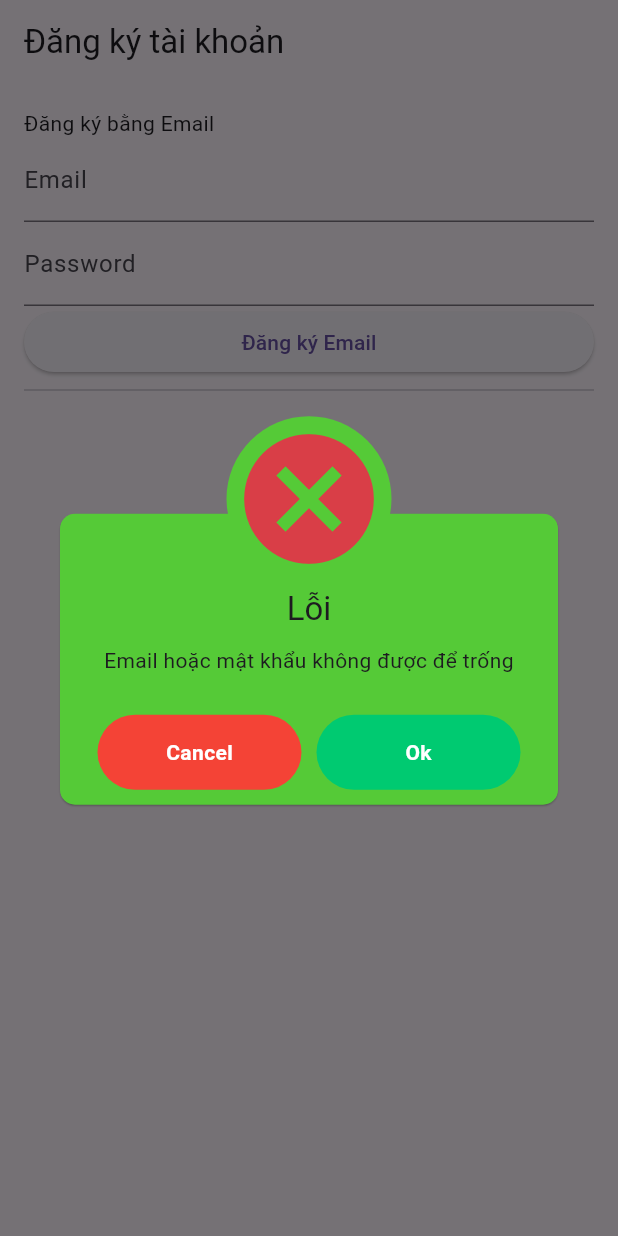
After one commit to Vuongquangvinh/gym-management, a Flutter app: the screen it shows after launch, after a tap on "Đăng ký Email", on a phone screen of 412 x 824 dp. The commit adds this screen. Run offline on Flutter 3.47's test engine with Material 3 defaults, Android fonts, the light colour scheme and no system bars; our stand-ins replace awesome_dialog, firebase_auth, firebase_core, logger; accounts and stored records are empty.

Commit message:
cấu trúc flutter

```diff
--- /dev/null
+++ b/frontend_flutter/lib/features/auth/providers/auth_provider.dart
@@ -0,0 +1,68 @@
+import 'package:flutter/material.dart';
+import 'package:firebase_auth/firebase_auth.dart';
+
+class AuthProvider with ChangeNotifier {
+  final FirebaseAuth _auth = FirebaseAuth.instance;
+  String? _verificationId;
+
+  // Đăng ký bằng email & password
+  Future<String?> registerWithEmail(String email, String password) async {
+    if (email.isEmpty || password.isEmpty) {
+      return 'Email hoặc mật khẩu không được để trống';
+    }
+    // Kiểm tra định dạng email bằng regex
+
+    // Kiểm tra độ dài mật khẩu
+    const int minPasswordLength = 6;
+    if (password.length < minPasswordLength) {
+      return 'Mật khẩu phải từ $minPasswordLength ký tự trở lên';
+    }
+    try {
+      await _auth.createUserWithEmailAndPassword(
+        email: email,
+        password: password,
+      );
+      return null; // null nghĩa là thành công
+    } catch (e) {
+      return 'Lỗi đăng ký: $e';
+    }
+  }
+
+  // Đăng ký bằng số điện thoại
+  Future<void> registerWithPhone(
+    String phoneNumber,
+    Function(String) codeSentCallback,
+  ) async {
+    await _auth.verifyPhoneNumber(
+      phoneNumber: phoneNumber,
+      verificationCompleted: (PhoneAuthCredential credential) async {
+        await _auth.signInWithCredential(credential);
+      },
+      verificationFailed: (FirebaseAuthException e) {
+        debugPrint('Phone verification failed: $e');
+      },
+      codeSent: (String verificationId, int? resendToken) {
+        _verificationId = verificationId;
+        codeSentCallback(verificationId);
+      },
+      codeAutoRetrievalTimeout: (String verificationId) {
+        _verificationId = verificationId;
+      },
+    );
+  }
+
+  // Xác thực OTP
+  Future<UserCredential?> verifyOTP(String smsCode) async {
+    if (_verificationId == null) return null;
+    try {
+      final credential = PhoneAuthProvider.credential(
+        verificationId: _verificationId!,
+        smsCode: smsCode,
+      );
+      return await _auth.signInWithCredential(credential);
+    } catch (e) {
+      debugPrint('OTP error: $e');
+      return null;
+    }
+  }
+}
--- /dev/null
+++ b/frontend_flutter/lib/features/auth/screens/register_screen.dart
@@ -0,0 +1,92 @@
+import 'package:flutter/material.dart';
+import 'package:provider/provider.dart';
+import '../providers/auth_provider.dart';
+import 'package:awesome_dialog/awesome_dialog.dart';
+import "package:frontend_flutter/shared/widgets/toasts.dart";
+import 'package:logger/logger.dart';
+
+var logger = Logger();
+
+class RegisterScreen extends StatefulWidget {
+  @override
+  State<RegisterScreen> createState() => _RegisterScreenState();
+}
+
+class _RegisterScreenState extends State<RegisterScreen> {
+  final TextEditingController _emailController = TextEditingController();
+  final TextEditingController _passwordController = TextEditingController();
+
+  void _registerEmail() async {
+    final authProvider = Provider.of<AuthProvider>(context, listen: false);
+    final error = await authProvider.registerWithEmail(
+      _emailController.text.trim(),
+      _passwordController.text.trim(),
+    );
+    if (!mounted) return;
+    if (error == null) {
+      showToastDialog(
+        context: context,
+        title: 'Thành công',
+        desc: 'Đăng ký thành công!',
+        dialogType: DialogType.success,
+        backgroundColor: const Color.fromARGB(255, 85, 202, 55),
+        width: 500,
+      );
+    } else {
+      // Ví dụ về cách gọi hàm để hiển thị cả nút OK và Cancel
+
+      showToastDialog(
+        context: context,
+        title: 'Lỗi',
+        desc: error,
+        dialogType: DialogType.error,
+        backgroundColor: const Color.fromARGB(255, 85, 202, 55),
+        width: 500,
+
+        // Hành động khi bấm nút OK (mặc định là đóng dialog)
+        onOk: () {
+          // Thực hiện hành động khi người dùng chấp nhận lỗi (ví dụ: reset form)
+          logger.i('Người dùng đã bấm OK');
+        },
+
+        // Hành động khi bấm nút Cancel (Đây là cách thêm nút Cancel)
+        onCancel: () {
+          // Thực hiện hành động khi người dùng hủy bỏ (ví dụ: đóng dialog và không làm gì)
+          logger.i('Người dùng đã bấm Hủy');
+        },
+
+        // Tùy chọn: đặt tên cho nút Cancel
+      );
+    }
+  }
+
+  @override
+  Widget build(BuildContext context) {
+    return Scaffold(
+      appBar: AppBar(title: Text('Đăng ký tài khoản')),
+      body: Padding(
+        padding: const EdgeInsets.all(16.0),
+        child: ListView(
+          children: [
+            Text('Đăng ký bằng Email'),
+            TextField(
+              controller: _emailController,
+              decoration: InputDecoration(labelText: 'Email'),
+            ),
+            TextField(
+              controller: _passwordController,
+              decoration: InputDecoration(labelText: 'Password'),
+              obscureText: true,
+            ),
+            ElevatedButton(
+              onPressed: _registerEmail,
+              child: Text('Đăng ký Email'),
+            ),
+
+            Divider(),
+          ],
+        ),
+      ),
+    );
+  }
+}
--- /dev/null
+++ b/frontend_flutter/lib/shared/widgets/toasts.dart
@@ -0,0 +1,34 @@
+import 'package:flutter/material.dart';
+import 'package:awesome_dialog/awesome_dialog.dart';
+
+void showToastDialog({
+  required BuildContext context,
+  required String title,
+  required String desc,
+  DialogType dialogType = DialogType.info,
+  Color? backgroundColor,
+  double? width,
+  VoidCallback? onOk,
+
+  // THÊM: Các tham số cho nút Cancel
+  VoidCallback? onCancel, // Hàm xử lý khi bấm Cancel
+  String? btnCancelText, // Văn bản cho nút Cancel (ví dụ: "Hủy")
+}) {
+  AwesomeDialog(
+    context: context,
+    width: width,
+    dialogType: dialogType,
+    animType: AnimType.bottomSlide,
+    dialogBackgroundColor: backgroundColor,
+    title: title,
+    desc: desc,
+
+    // Nút OK (vẫn đảm bảo luôn hiển thị)
+    btnOkOnPress: onOk ?? () {},
+
+    // Nút Cancel (sẽ hiển thị nếu onCancel không null)
+    btnCancelOnPress: onCancel,
+    btnCancelText:
+        btnCancelText, // Tùy chọn, nếu không truyền sẽ dùng mặc định của AwesomeDialog
+  ).show();
+}
```
Also changed, not shown: frontend_flutter/lib/main.dart (+12 -111 lines), frontend_flutter/pubspec.yaml (+10 -1 lines), frontend_flutter/firebase.json (added), frontend_flutter/lib/features/auth/widgets/auth_form.dart (added), frontend_flutter/lib/firebase_options.dart (added), frontend_flutter/pubspec.lock, 11 other files.
